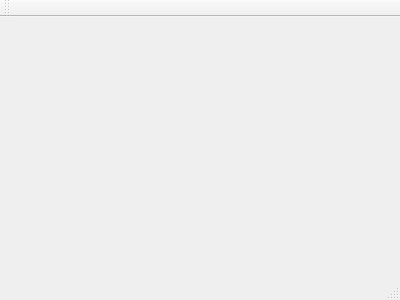
UaHeadHunter/NGrammComparer, file mainwindow.ui: the form before one commit.
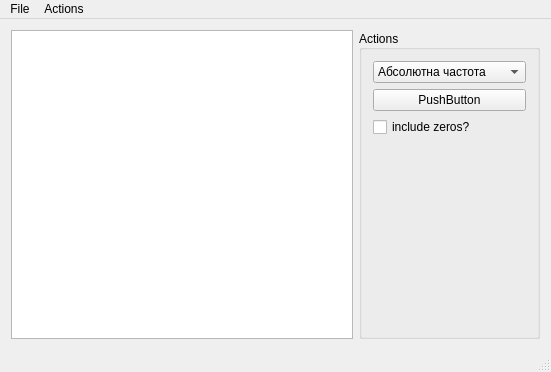
The form after the commit.

Commit message: Basic UI implementation.

Diff of the .ui file:
```diff
--- a/mainwindow.ui
+++ b/mainwindow.ui
@@ -1,24 +1,140 @@
 <ui version="4.0">
  <class>MainWindow</class>
- <widget class="QMainWindow" name="MainWindow" >
-  <property name="geometry" >
+ <widget class="QMainWindow" name="MainWindow">
+  <property name="geometry">
    <rect>
     <x>0</x>
     <y>0</y>
-    <width>400</width>
-    <height>300</height>
+    <width>551</width>
+    <height>372</height>
    </rect>
   </property>
   <property name="windowTitle" >
    <string>MainWindow</string>
   </property>
-  <widget class="QMenuBar" name="menuBar" />
-  <widget class="QToolBar" name="mainToolBar" />
-  <widget class="QWidget" name="centralWidget" />
-  <widget class="QStatusBar" name="statusBar" />
+  <widget class="QWidget" name="centralWidget">
+   <layout class="QHBoxLayout" name="horizontalLayout" stretch="3,0">
+    <item>
+     <widget class="QTableView" name="tableView"/>
+    </item>
+    <item>
+     <widget class="QGroupBox" name="groupBox">
+      <property name="sizePolicy">
+       <sizepolicy hsizetype="Fixed" vsizetype="Preferred">
+        <horstretch>0</horstretch>
+        <verstretch>0</verstretch>
+       </sizepolicy>
+      </property>
+      <property name="title">
+       <string>Actions</string>
+      </property>
+      <property name="alignment">
+       <set>Qt::AlignLeading|Qt::AlignLeft|Qt::AlignVCenter</set>
+      </property>
+      <layout class="QVBoxLayout" name="verticalLayout_2">
+       <property name="sizeConstraint">
+        <enum>QLayout::SetDefaultConstraint</enum>
+       </property>
+       <item>
+        <layout class="QVBoxLayout" name="verticalLayout">
+         <item>
+          <widget class="QComboBox" name="actionComboBox">
+           <property name="editable">
+            <bool>false</bool>
+           </property>
+           <property name="currentText">
+            <string>Абсолютна частота</string>
+           </property>
+           <property name="currentIndex">
+            <number>0</number>
+           </property>
+           <item>
+            <property name="text">
+             <string>Абсолютна частота</string>
+            </property>
+           </item>
+           <item>
+            <property name="text">
+             <string>Відносна частота</string>
+            </property>
+           </item>
+           <item>
+            <property name="text">
+             <string>Відхилення абс. част.</string>
+            </property>
+           </item>
+           <item>
+            <property name="text">
+             <string>Відхилення від. част.</string>
+            </property>
+           </item>
+          </widget>
+         </item>
+         <item>
+          <widget class="QPushButton" name="actionButton">
+           <property name="text">
+            <string>PushButton</string>
+           </property>
+          </widget>
+         </item>
+         <item>
+          <widget class="QCheckBox" name="includeZeroCheckBox">
+           <property name="text">
+            <string>include zeros?</string>
+           </property>
+          </widget>
+         </item>
+        </layout>
+       </item>
+       <item>
+        <spacer name="verticalSpacer">
+         <property name="orientation">
+          <enum>Qt::Vertical</enum>
+         </property>
+         <property name="sizeHint" stdset="0">
+          <size>
+           <width>20</width>
+           <height>40</height>
+          </size>
+         </property>
+        </spacer>
+       </item>
+      </layout>
+     </widget>
+    </item>
+   </layout>
+  </widget>
+  <widget class="QMenuBar" name="menuBar">
+   <property name="geometry">
+    <rect>
+     <x>0</x>
+     <y>0</y>
+     <width>551</width>
+     <height>20</height>
+    </rect>
+   </property>
+   <widget class="QMenu" name="menuFile">
+    <property name="title">
+     <string>File</string>
+    </property>
+    <addaction name="actionOpen_text"/>
+   </widget>
+   <widget class="QMenu" name="menuActions">
+    <property name="title">
+     <string>Actions</string>
+    </property>
+   </widget>
+   <addaction name="menuFile"/>
+   <addaction name="menuActions"/>
+  </widget>
+  <widget class="QStatusBar" name="statusBar"/>
+  <action name="actionOpen_text">
+   <property name="text">
+    <string>Open text</string>
+   </property>
+  </action>
  </widget>
- <layoutDefault spacing="6" margin="11" />
- <pixmapfunction></pixmapfunction>
+ <layoutdefault spacing="6" margin="11"/>
  <resources/>
  <connections/>
 </ui>
```
Left out of the diff: 3 changed lines with no effect on the pictures. The commit also changes 2 other files.
